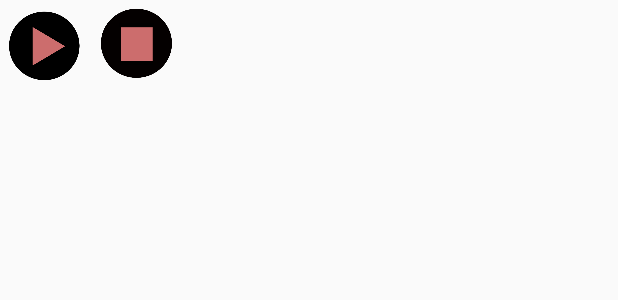
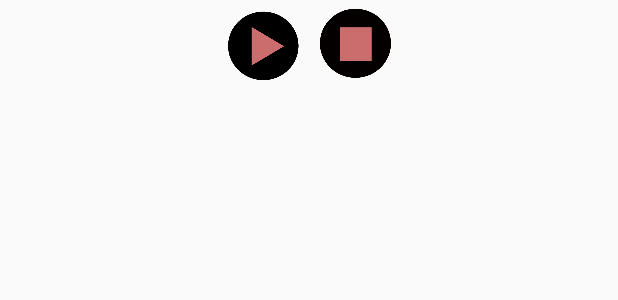
Before and after one commit to DreamingInfraviolet/sequence, an Android app: the layout activity_stave.xml on its own in the app's theme, with its tools: preview values and no code run, on a phone screen of 412 x 824 dp. Shown: the top 300 px of the screen. Run offline under Robolectric (Android 15) with nearby library versions, the light colour scheme and no system bars.

Commit message:
Is it home time yet?

```diff
--- a/app/src/main/res/layout/activity_stave.xml
+++ b/app/src/main/res/layout/activity_stave.xml
@@ -10,7 +10,8 @@
 
     <LinearLayout android:orientation="horizontal"
         android:layout_width="match_parent"
-        android:layout_height="match_parent">
+        android:layout_height="62dp"
+        android:gravity="center_horizontal">
         <ImageButton
             android:layout_width="60dp"
             android:layout_height="60dp"
```
